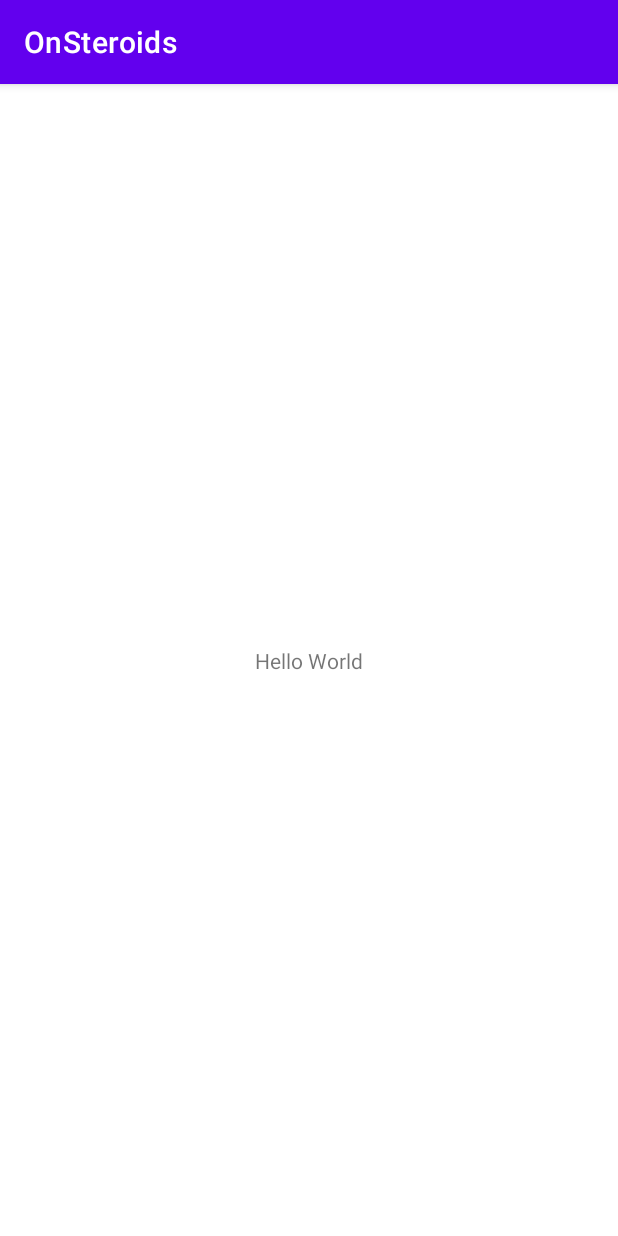
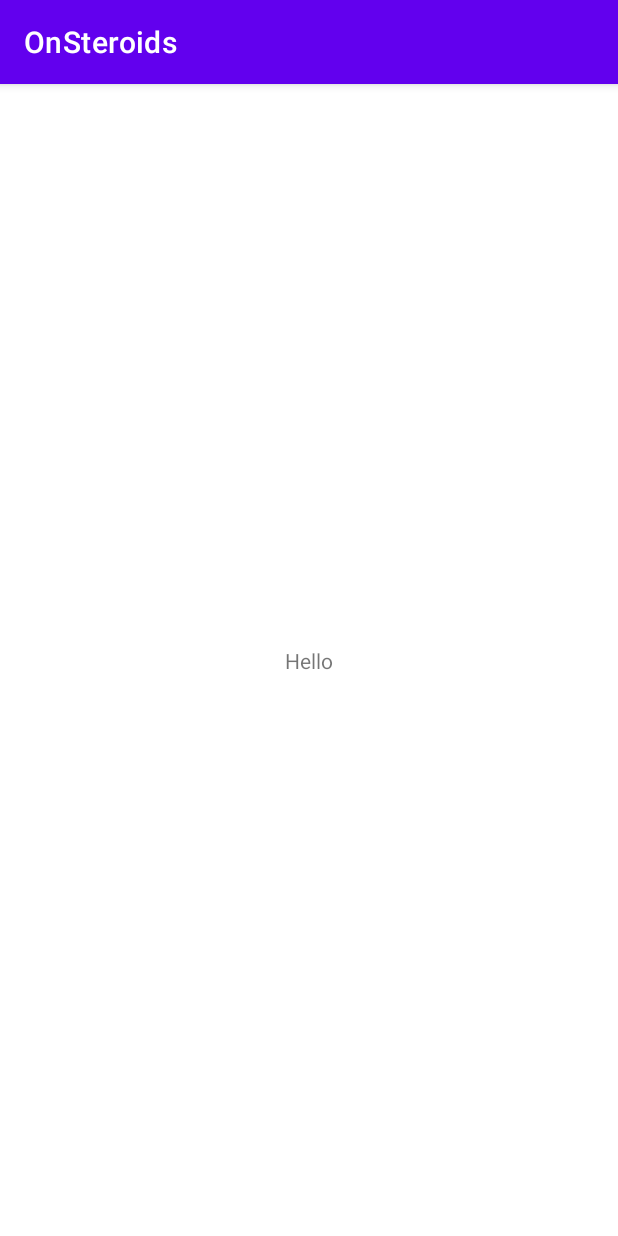
Before and after one commit to Axel2026/onsteroids, an Android app: the screen it shows after launch (MainActivity), on a phone screen of 412 x 824 dp. Run offline under Robolectric (Android 15) with nearby library versions, the phone set to English and light mode, and no system bars.

Commit message:
Zmiany w activity_main

```diff
--- a/app/src/main/res/layout/activity_main.xml
+++ b/app/src/main/res/layout/activity_main.xml
@@ -9,7 +9,7 @@
     <TextView
         android:layout_width="wrap_content"
         android:layout_height="wrap_content"
-        android:text="Hello World"
+        android:text="Hello"
         app:layout_constraintBottom_toBottomOf="parent"
         app:layout_constraintLeft_toLeftOf="parent"
         app:layout_constraintRight_toRightOf="parent"
```
